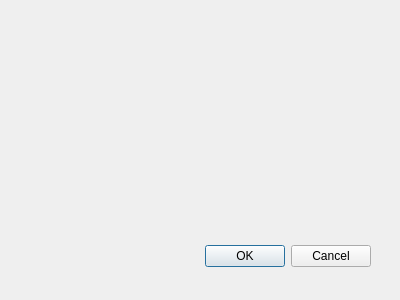
Qt form Code/StoneAge/payciv.ui (Scuffed-Boardgames/Qt-StoneAge) before a commit.
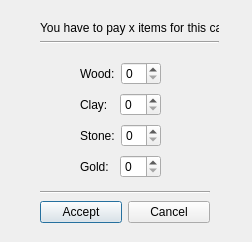
The same form after that commit.

Commit message: Completed payciv

Diff of the .ui file:
```diff
--- a/Code/StoneAge/payciv.ui
+++ b/Code/StoneAge/payciv.ui
@@ -8,28 +8,143 @@
    <rect>
     <x>0</x>
     <y>0</y>
-    <width>400</width>
-    <height>300</height>
+    <width>252</width>
+    <height>242</height>
    </rect>
   </property>
   <property name="windowTitle">
    <string>Dialog</string>
   </property>
-  <widget class="QDialogButtonBox" name="buttonBox">
+  <widget class="QWidget" name="layoutWidget">
    <property name="geometry">
     <rect>
-     <x>30</x>
-     <y>240</y>
-     <width>341</width>
-     <height>32</height>
+     <x>80</x>
+     <y>60</y>
+     <width>81</width>
+     <height>120</height>
     </rect>
    </property>
-   <property name="orientation">
-    <enum>Qt::Horizontal</enum>
+   <layout class="QVBoxLayout" name="resourceLayout">
+    <item>
+     <layout class="QHBoxLayout" name="horizontalLayout_3">
+      <item>
+       <widget class="QLabel" name="label">
+        <property name="text">
+         <string>Wood:</string>
+        </property>
+       </widget>
+      </item>
+      <item>
+       <widget class="QSpinBox" name="spinBoxWood"/>
+      </item>
+     </layout>
+    </item>
+    <item>
+     <layout class="QHBoxLayout" name="horizontalLayout_2">
+      <item>
+       <widget class="QLabel" name="label_2">
+        <property name="text">
+         <string>Clay:</string>
+        </property>
+       </widget>
+      </item>
+      <item>
+       <widget class="QSpinBox" name="spinBoxClay"/>
+      </item>
+     </layout>
+    </item>
+    <item>
+     <layout class="QHBoxLayout" name="horizontalLayout">
+      <item>
+       <widget class="QLabel" name="label_3">
+        <property name="text">
+         <string>Stone:</string>
+        </property>
+       </widget>
+      </item>
+      <item>
+       <widget class="QSpinBox" name="spinBoxStone"/>
+      </item>
+     </layout>
+    </item>
+    <item>
+     <layout class="QHBoxLayout" name="horizontalLayout_4">
+      <item>
+       <widget class="QLabel" name="label_4">
+        <property name="text">
+         <string>Gold:</string>
+        </property>
+       </widget>
+      </item>
+      <item>
+       <widget class="QSpinBox" name="spinBoxGold"/>
+      </item>
+     </layout>
+    </item>
+   </layout>
+  </widget>
+  <widget class="QWidget" name="">
+   <property name="geometry">
+    <rect>
+     <x>40</x>
+     <y>190</y>
+     <width>170</width>
+     <height>34</height>
+    </rect>
    </property>
-   <property name="standardButtons">
-    <set>QDialogButtonBox::Cancel|QDialogButtonBox::Ok</set>
+   <layout class="QVBoxLayout" name="verticalLayout">
+    <item>
+     <widget class="Line" name="line">
+      <property name="orientation">
+       <enum>Qt::Horizontal</enum>
+      </property>
+     </widget>
+    </item>
+    <item>
+     <layout class="QHBoxLayout" name="horizontalLayout_5">
+      <item>
+       <widget class="QPushButton" name="acceptButton">
+        <property name="text">
+         <string>Accept</string>
+        </property>
+       </widget>
+      </item>
+      <item>
+       <widget class="QPushButton" name="cancelButton">
+        <property name="text">
+         <string>Cancel</string>
+        </property>
+       </widget>
+      </item>
+     </layout>
+    </item>
+   </layout>
+  </widget>
+  <widget class="QWidget" name="">
+   <property name="geometry">
+    <rect>
+     <x>40</x>
+     <y>20</y>
+     <width>179</width>
+     <height>24</height>
+    </rect>
    </property>
+   <layout class="QVBoxLayout" name="verticalLayout_2">
+    <item>
+     <widget class="QLabel" name="payLabel">
+      <property name="text">
+       <string>You have to pay x items for this card</string>
+      </property>
+     </widget>
+    </item>
+    <item>
+     <widget class="Line" name="line_2">
+      <property name="orientation">
+       <enum>Qt::Horizontal</enum>
+      </property>
+     </widget>
+    </item>
+   </layout>
   </widget>
  </widget>
  <pixmapfunction/>
```
Left out of the diff: 40 changed lines with no effect on the pictures. The commit also changes 2 other files.
